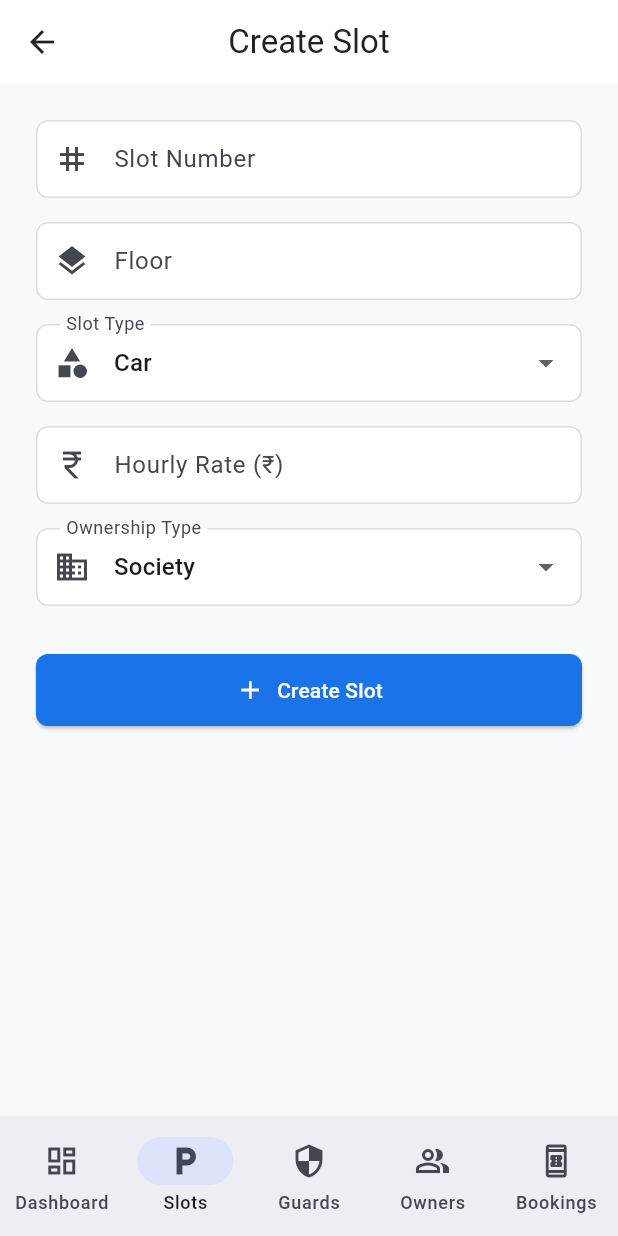
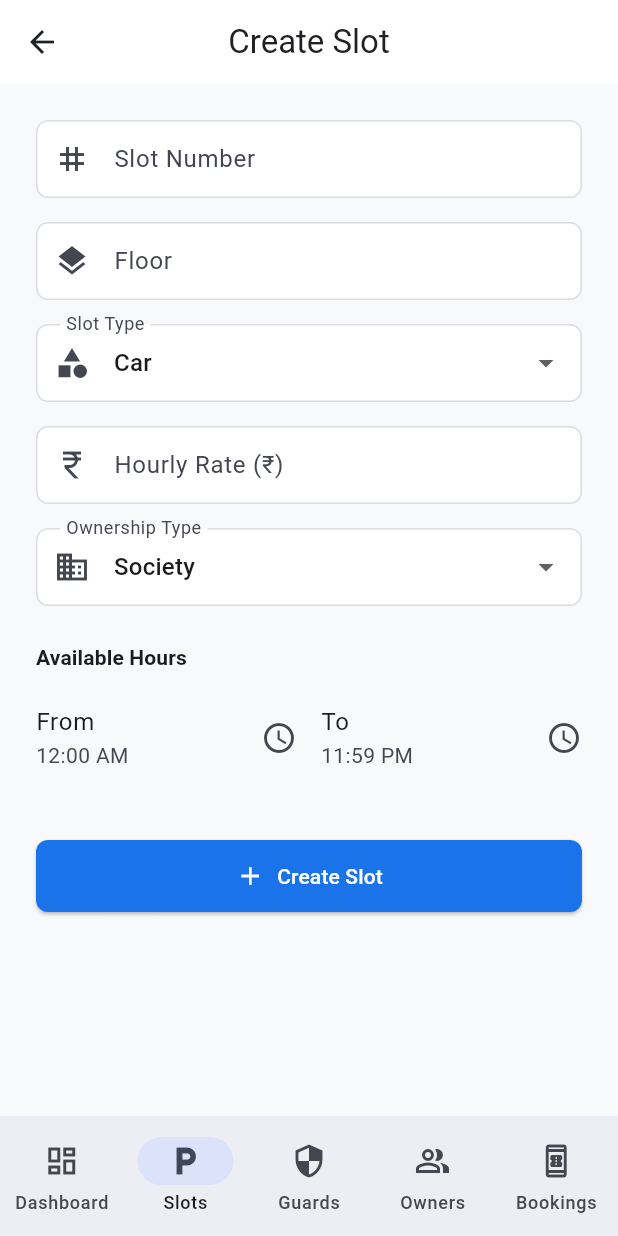
Before and after one commit to Parkingapp-crce/Parkingapp, a Flutter app: the SlotFormScreen screen opened by its route, on a phone screen of 412 x 824 dp. Run offline on Flutter 3.47's test engine with Material 3 defaults, Android fonts, the light colour scheme and no system bars; our stand-ins replace dio, equatable, flutter_bloc, flutter_map, flutter_secure_storage, flutter_svg and 8 more; missing offline and left inert: dart:html, dart:ui_web, mobile_scanner, razorpay_flutter; accounts and stored records are empty; network calls fail.

Commit message:
Fix: Enhance Guard credentials popup, fix null-safety in UserModel, and implement strict Slot availability windows

```diff
--- a/mobile/apps/admin_app/lib/cubits/guards_cubit.dart
+++ b/mobile/apps/admin_app/lib/cubits/guards_cubit.dart
@@ -82,7 +82,7 @@ class GuardsCubit extends Cubit<GuardsState> {
     }
   }
 
-  Future<void> createGuard({
+  Future<Map<String, dynamic>?> createGuard({
     required String fullName,
     required String phone,
     required bool canScanEntry,
@@ -105,15 +105,17 @@ class GuardsCubit extends Cubit<GuardsState> {
       final data = response.data as Map<String, dynamic>;
       final guard = UserModel.fromJson(data['guard'] as Map<String, dynamic>);
       final credentials = data['credentials'] as Map<String, dynamic>;
+      final password = credentials['temporary_password'] as String;
 
       emit(
         state.copyWith(
           isSubmitting: false,
           latestGuard: guard,
-          temporaryPassword: credentials['temporary_password'] as String?,
+          temporaryPassword: password,
         ),
       );
       await loadGuards();
+      return {'guard': guard, 'password': password};
     } on ApiException catch (e) {
       emit(state.copyWith(isSubmitting: false, error: e.message));
       rethrow;
--- a/mobile/apps/admin_app/lib/screens/slot_form_screen.dart
+++ b/mobile/apps/admin_app/lib/screens/slot_form_screen.dart
@@ -43,9 +43,26 @@ class _SlotFormScreenState extends State<SlotFormScreen> {
       setState(() {
         _slotType = slot.slotType;
         _ownershipType = slot.ownershipType;
+        if (slot.availableFrom != null) {
+          final parts = slot.availableFrom!.split(':');
+          _availableFrom = TimeOfDay(
+            hour: int.parse(parts[0]),
+            minute: int.parse(parts[1]),
+          );
+        }
+        if (slot.availableTo != null) {
+          final parts = slot.availableTo!.split(':');
+          _availableTo = TimeOfDay(
+            hour: int.parse(parts[0]),
+            minute: int.parse(parts[1]),
+          );
+        }
       });
     }
   }
+
+  TimeOfDay _availableFrom = const TimeOfDay(hour: 0, minute: 0);
+  TimeOfDay _availableTo = const TimeOfDay(hour: 23, minute: 59);
 
   @override
   void dispose() {
@@ -77,6 +94,10 @@ class _SlotFormScreenState extends State<SlotFormScreen> {
       'slot_type': _slotType,
       'hourly_rate': _hourlyRateController.text.trim(),
       'ownership_type': _ownershipType,
+      'available_from_write':
+          '${_availableFrom.hour.toString().padLeft(2, '0')}:${_availableFrom.minute.toString().padLeft(2, '0')}:00',
+      'available_to_write':
+          '${_availableTo.hour.toString().padLeft(2, '0')}:${_availableTo.minute.toString().padLeft(2, '0')}:00',
     };
 
     try {
@@ -196,6 +217,53 @@ class _SlotFormScreenState extends State<SlotFormScreen> {
                   if (value != null) setState(() => _ownershipType = value);
                 },
               ),
+              const SizedBox(height: 24),
+              Text(
+                'Available Hours',
+                style: Theme.of(
+                  context,
+                ).textTheme.titleSmall?.copyWith(fontWeight: FontWeight.bold),
+              ),
+              const SizedBox(height: 8),
+              Row(
+                children: [
+                  Expanded(
+                    child: ListTile(
+                      contentPadding: EdgeInsets.zero,
+                      title: const Text('From'),
+                      subtitle: Text(_availableFrom.format(context)),
+                      trailing: const Icon(Icons.access_time),
+                      onTap: () async {
+                        final time = await showTimePicker(
+                          context: context,
+                          initialTime: _availableFrom,
+                        );
+                        if (time != null) {
+                          setState(() => _availableFrom = time);
+                        }
+                      },
+                    ),
+                  ),
+                  const SizedBox(width: 16),
+                  Expanded(
+                    child: ListTile(
+                      contentPadding: EdgeInsets.zero,
+                      title: const Text('To'),
+                      subtitle: Text(_availableTo.format(context)),
+                      trailing: const Icon(Icons.access_time),
+                      onTap: () async {
+                        final time = await showTimePicker(
+                          context: context,
+                          initialTime: _availableTo,
+                        );
+                        if (time != null) {
+                          setState(() => _availableTo = time);
+                        }
+                      },
+                    ),
+                  ),
+                ],
+              ),
               const SizedBox(height: 32),
               PrimaryButton(
                 label: isEditing ? 'Update Slot' : 'Create Slot',
--- a/mobile/apps/user_app/lib/cubits/bookings_cubit.dart
+++ b/mobile/apps/user_app/lib/cubits/bookings_cubit.dart
@@ -140,7 +140,7 @@ class BookingDetailCubit extends Cubit<BookingDetailState> {
 
   void startPolling(String bookingId) {
     _pollingTimer?.cancel();
-    _pollingTimer = Timer.periodic(const Duration(seconds: 3), (_) {
+    _pollingTimer = Timer.periodic(const Duration(seconds: 8), (_) {
       loadBooking(bookingId, silent: true);
     });
   }
--- a/mobile/apps/user_app/lib/screens/profile_screen.dart
+++ b/mobile/apps/user_app/lib/screens/profile_screen.dart
@@ -153,7 +153,8 @@ class ProfileScreen extends StatelessWidget {
     return name.isNotEmpty ? name[0].toUpperCase() : '?';
   }
 
-  String _formatDate(String dateStr) {
+  String _formatDate(String? dateStr) {
+    if (dateStr == null) return 'N/A';
     try {
       final dt = DateTime.parse(dateStr).toLocal();
       return '${dt.day}/${dt.month}/${dt.year}';
--- a/mobile/packages/core/lib/src/auth/bloc/auth_state.dart
+++ b/mobile/packages/core/lib/src/auth/bloc/auth_state.dart
@@ -23,7 +23,7 @@ class Authenticated extends AuthState {
   const Authenticated(this.user);
 
   @override
-  List<Object?> get props => [user.id];
+  List<Object?> get props => [user];
 }
 
 class Unauthenticated extends AuthState {
--- a/mobile/packages/core/lib/src/models/user_model.dart
+++ b/mobile/packages/core/lib/src/models/user_model.dart
@@ -1,9 +1,10 @@
+import 'package:equatable/equatable.dart';
 import 'package:json_annotation/json_annotation.dart';
 
 part 'user_model.g.dart';
 
 @JsonSerializable()
-class UserModel {
+class UserModel extends Equatable {
   final String id;
   final String email;
   final String phone;
@@ -28,7 +29,7 @@ class UserModel {
   @JsonKey(name: 'can_scan_exit', defaultValue: false)
   final bool canScanExit;
   @JsonKey(name: 'created_at')
-  final String createdAt;
+  final String? createdAt; // Made nullable for safety
 
   const UserModel({
     required this.id,
@@ -45,11 +46,44 @@ class UserModel {
     this.floorNumber,
     this.canScanEntry = false,
     this.canScanExit = false,
-    required this.createdAt,
+    this.createdAt,
   });
 
-  factory UserModel.fromJson(Map<String, dynamic> json) =>
-      _$UserModelFromJson(json);
+  @override
+  List<Object?> get props => [
+    id,
+    email,
+    phone,
+    fullName,
+    role,
+    approvalStatus,
+    approvalNotes,
+    approvedAt,
+    society,
+    societyName,
+    flatNumber,
+    floorNumber,
+    canScanEntry,
+    canScanExit,
+    createdAt,
+  ];
+
+  factory UserModel.fromJson(Map<String, dynamic> json) {
+    try {
+      return _$UserModelFromJson(json);
+    } catch (e) {
+      // Return a minimal valid model if parsing fails to prevent app crash
+      return UserModel(
+        id: json['id']?.toString() ?? 'unknown',
+        email: json['email']?.toString() ?? '',
+        phone: json['phone']?.toString() ?? '',
+        fullName: json['full_name']?.toString() ?? 'Unknown User',
+        role: json['role']?.toString() ?? 'user',
+        approvalStatus: json['approval_status']?.toString() ?? 'pending',
+        createdAt: json['created_at']?.toString(),
+      );
+    }
+  }
 
   Map<String, dynamic> toJson() => _$UserModelToJson(this);
 
```
Also changed, not shown: mobile/apps/admin_app/lib/screens/guards_screen.dart (+93 -7 lines), mobile/apps/user_app/lib/screens/register_screen.dart (+10 -0 lines), 6 other files.
